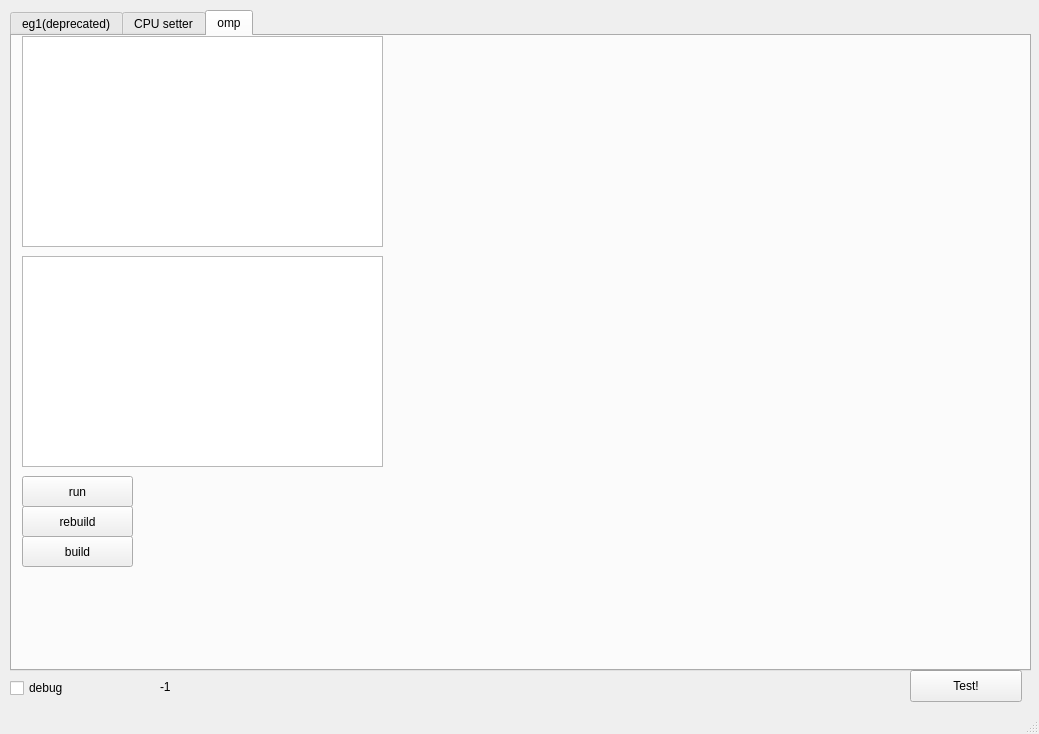
Qt form pypopt/gui/rtp.ui (rubis-lab/popt-dev) before a commit.
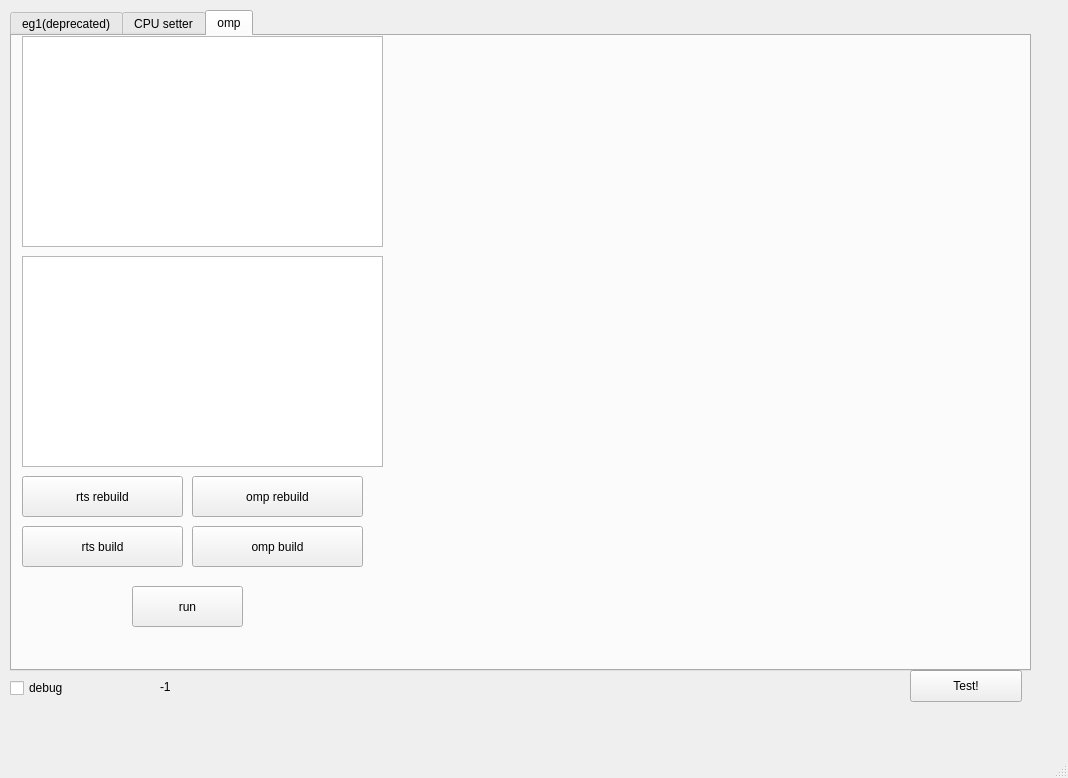
The same form after that commit. The open tabs and pages were chosen to show the change.

Commit message: #CU-41v4mn[complete]integrate visualization module into popt-GUI without graph

```diff
--- a/pypopt/gui/rtp.ui
+++ b/pypopt/gui/rtp.ui
@@ -6,8 +6,8 @@
    <rect>
     <x>0</x>
     <y>0</y>
-    <width>1039</width>
-    <height>734</height>
+    <width>1068</width>
+    <height>778</height>
    </rect>
   </property>
   <property name="windowTitle">
@@ -197,10 +197,10 @@
      <widget class="QPushButton" name="btn_omp_run">
       <property name="geometry">
        <rect>
-        <x>10</x>
-        <y>440</y>
+        <x>120</x>
+        <y>550</y>
         <width>111</width>
-        <height>31</height>
+        <height>41</height>
        </rect>
       </property>
       <property name="text">
@@ -220,27 +220,27 @@
      <widget class="QPushButton" name="btn_omp_rebuild">
       <property name="geometry">
        <rect>
-        <x>10</x>
-        <y>470</y>
-        <width>111</width>
-        <height>31</height>
+        <x>180</x>
+        <y>440</y>
+        <width>171</width>
+        <height>41</height>
        </rect>
       </property>
       <property name="text">
-       <string>rebuild</string>
+       <string>omp rebuild</string>
       </property>
      </widget>
      <widget class="QPushButton" name="btn_omp_build">
       <property name="geometry">
        <rect>
-        <x>10</x>
-        <y>500</y>
-        <width>111</width>
-        <height>31</height>
+        <x>180</x>
+        <y>490</y>
+        <width>171</width>
+        <height>41</height>
        </rect>
       </property>
       <property name="text">
-       <string>build</string>
+       <string>omp build</string>
       </property>
      </widget>
      <widget class="QWidget" name="widget_omp_plt_task1" native="true">
@@ -253,6 +253,32 @@
        </rect>
       </property>
      </widget>
+     <widget class="QPushButton" name="btn_rts_rebuild">
+      <property name="geometry">
+       <rect>
+        <x>10</x>
+        <y>440</y>
+        <width>161</width>
+        <height>41</height>
+       </rect>
+      </property>
+      <property name="text">
+       <string>rts rebuild</string>
+      </property>
+     </widget>
+     <widget class="QPushButton" name="btn_rts_build">
+      <property name="geometry">
+       <rect>
+        <x>10</x>
+        <y>490</y>
+        <width>161</width>
+        <height>41</height>
+       </rect>
+      </property>
+      <property name="text">
+       <string>rts build</string>
+      </property>
+     </widget>
     </widget>
    </widget>
    <widget class="QLabel" name="label_tid">
```
Left out of the diff: 2 changed lines with no effect on the pictures. The commit also changes 2 other files.
